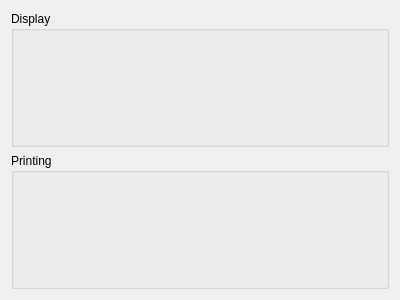
Gnurou/tagainijisho, file src/gui/jmdict/JMdictPreferences.ui: the form before one commit.
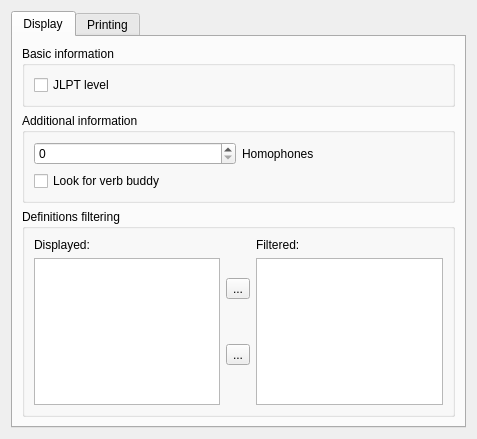
The form after the commit. Icons and pictures are not drawn.

Commit message: Started designing the JMdict preferences window and definitions filtering

```diff
--- a/src/gui/jmdict/JMdictPreferences.ui
+++ b/src/gui/jmdict/JMdictPreferences.ui
@@ -6,8 +6,8 @@
    <rect>
     <x>0</x>
     <y>0</y>
-    <width>400</width>
-    <height>300</height>
+    <width>477</width>
+    <height>439</height>
    </rect>
   </property>
   <property name="windowTitle">
@@ -15,17 +15,190 @@
   </property>
   <layout class="QVBoxLayout" name="verticalLayout_2">
    <item>
-    <widget class="QGroupBox" name="groupBox">
-     <property name="title">
-      <string>Display</string>
+    <widget class="QTabWidget" name="tabWidget">
+     <property name="currentIndex">
+      <number>0</number>
      </property>
-    </widget>
-   </item>
-   <item>
-    <widget class="QGroupBox" name="groupBox_2">
-     <property name="title">
-      <string>Printing</string>
-     </property>
+     <widget class="QWidget" name="displayTab">
+      <attribute name="title">
+       <string>Display</string>
+      </attribute>
+      <layout class="QVBoxLayout" name="verticalLayout_6">
+       <item>
+        <widget class="QGroupBox" name="groupBox">
+         <property name="title">
+          <string>Basic information</string>
+         </property>
+         <layout class="QFormLayout" name="formLayout">
+          <item row="0" column="0">
+           <widget class="QCheckBox" name="showJLPT">
+            <property name="text">
+             <string>JLPT level</string>
+            </property>
+           </widget>
+          </item>
+         </layout>
+        </widget>
+       </item>
+       <item>
+        <widget class="QGroupBox" name="groupBox_2">
+         <property name="title">
+          <string>Additional information</string>
+         </property>
+         <layout class="QVBoxLayout" name="verticalLayout_5">
+          <item>
+           <layout class="QHBoxLayout" name="horizontalLayout_2">
+            <item>
+             <widget class="QSpinBox" name="homophonesCount"/>
+            </item>
+            <item>
+             <widget class="QLabel" name="label">
+              <property name="toolTip">
+               <string>Display words that have the same pronunciation.</string>
+              </property>
+              <property name="text">
+               <string>Homophones</string>
+              </property>
+             </widget>
+            </item>
+           </layout>
+          </item>
+          <item>
+           <widget class="QCheckBox" name="lookupVerbBuddy">
+            <property name="toolTip">
+             <string>For transitive verbs, look for the equivalent intransitive entry and vice-versa.</string>
+            </property>
+            <property name="text">
+             <string>Look for verb buddy</string>
+            </property>
+           </widget>
+          </item>
+         </layout>
+        </widget>
+       </item>
+       <item>
+        <widget class="QGroupBox" name="groupBox_3">
+         <property name="title">
+          <string>Definitions filtering</string>
+         </property>
+         <layout class="QHBoxLayout" name="horizontalLayout">
+          <item>
+           <layout class="QVBoxLayout" name="verticalLayout">
+            <item>
+             <widget class="QLabel" name="label_2">
+              <property name="text">
+               <string>Displayed:</string>
+              </property>
+             </widget>
+            </item>
+            <item>
+             <widget class="QListWidget" name="displayedDefs">
+              <property name="toolTip">
+               <string>Definitions types in this list will be searched for and displayed.</string>
+              </property>
+              <property name="sortingEnabled">
+               <bool>true</bool>
+              </property>
+             </widget>
+            </item>
+           </layout>
+          </item>
+          <item>
+           <layout class="QVBoxLayout" name="verticalLayout_4">
+            <item>
+             <spacer name="verticalSpacer_2">
+              <property name="orientation">
+               <enum>Qt::Vertical</enum>
+              </property>
+              <property name="sizeHint" stdset="0">
+               <size>
+                <width>20</width>
+                <height>18</height>
+               </size>
+              </property>
+             </spacer>
+            </item>
+            <item>
+             <widget class="QToolButton" name="filterButton">
+              <property name="text">
+               <string>...</string>
+              </property>
+              <property name="icon">
+               <iconset resource="../../../tagainijisho.qrc">
+                <normaloff>:/images/icons/go-next.png</normaloff>:/images/icons/go-next.png</iconset>
+              </property>
+             </widget>
+            </item>
+            <item>
+             <spacer name="verticalSpacer">
+              <property name="orientation">
+               <enum>Qt::Vertical</enum>
+              </property>
+              <property name="sizeHint" stdset="0">
+               <size>
+                <width>20</width>
+                <height>18</height>
+               </size>
+              </property>
+             </spacer>
+            </item>
+            <item>
+             <widget class="QToolButton" name="unFilterButton">
+              <property name="text">
+               <string>...</string>
+              </property>
+              <property name="icon">
+               <iconset resource="../../../tagainijisho.qrc">
+                <normaloff>:/images/icons/go-previous.png</normaloff>:/images/icons/go-previous.png</iconset>
+              </property>
+             </widget>
+            </item>
+            <item>
+             <spacer name="verticalSpacer_3">
+              <property name="orientation">
+               <enum>Qt::Vertical</enum>
+              </property>
+              <property name="sizeHint" stdset="0">
+               <size>
+                <width>20</width>
+                <height>18</height>
+               </size>
+              </property>
+             </spacer>
+            </item>
+           </layout>
+          </item>
+          <item>
+           <layout class="QVBoxLayout" name="verticalLayout_3">
+            <item>
+             <widget class="QLabel" name="label_3">
+              <property name="text">
+               <string>Filtered:</string>
+              </property>
+             </widget>
+            </item>
+            <item>
+             <widget class="QListWidget" name="filteredDefs">
+              <property name="toolTip">
+               <string>Definitions types in this list will be ignored when searching and displaying entries.</string>
+              </property>
+              <property name="sortingEnabled">
+               <bool>true</bool>
+              </property>
+             </widget>
+            </item>
+           </layout>
+          </item>
+         </layout>
+        </widget>
+       </item>
+      </layout>
+     </widget>
+     <widget class="QWidget" name="printingTab">
+      <attribute name="title">
+       <string>Printing</string>
+      </attribute>
+     </widget>
     </widget>
    </item>
   </layout>
```
Left out of the diff: 4 changed lines with no effect on the pictures. The commit also changes 2 other files.
